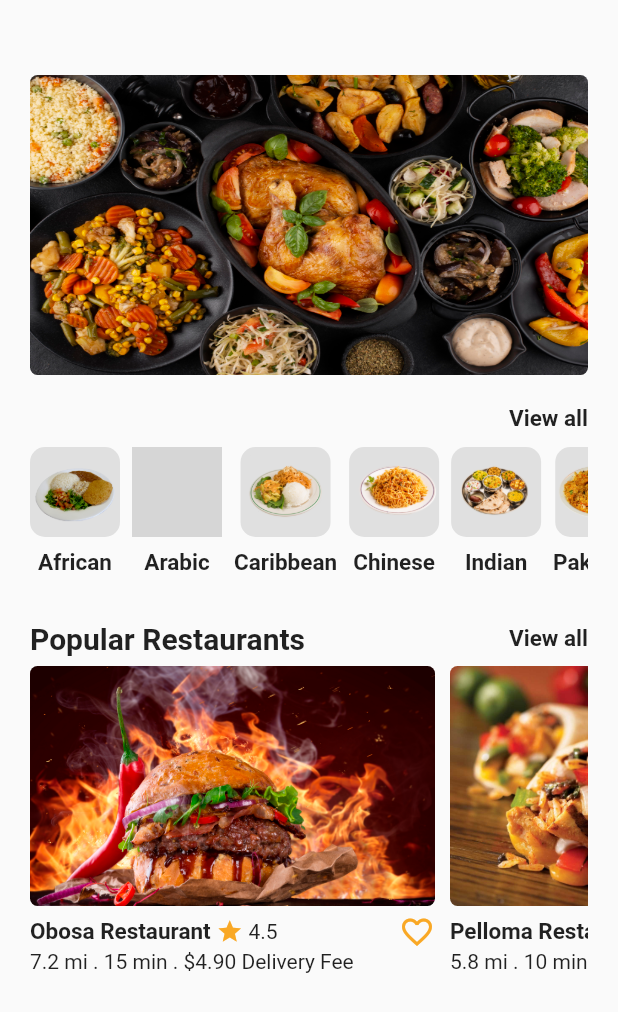
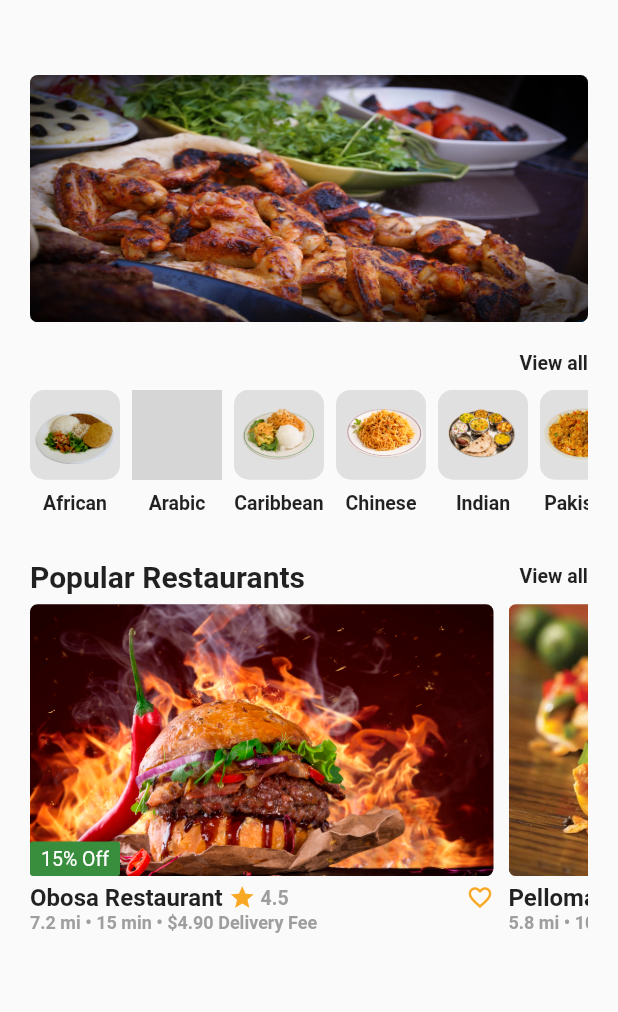
Before and after one commit to Hassanulhaq52/Food-App, a Flutter app: the screen it shows after launch, on a phone screen of 412 x 824 dp. Shown: the top 1012 px of the screen. Run offline on Flutter 3.47's test engine with Material 2 defaults, Android fonts, the light colour scheme and no system bars; grey boxes are pictures that could not be loaded.

Commit message:
Restaurant screen formatting completed.

```diff
--- a/lib/constants/constants.dart
+++ b/lib/constants/constants.dart
@@ -1,12 +1,44 @@
 import 'package:flutter/material.dart';
 
 class Constant {
-  static const TextStyle textStyle = TextStyle(
+  static const TextStyle categoryStyle = TextStyle(
     fontWeight: FontWeight.bold,
-    fontSize: 15.0,
+    fontSize: 13.0,
   );
 
-  static BoxDecoration boxDecoration = BoxDecoration(
+  static const TextStyle titleStyle = TextStyle(
+    fontSize: 16,
+    fontWeight: FontWeight.bold,
+  );
+
+  static const TextStyle discountStyle = TextStyle(
+    color: Colors.white,
+    fontSize: 13,
+  );
+
+  static const TextStyle subtitleStyle = TextStyle(
+    fontSize: 12,
+    fontWeight: FontWeight.bold,
+    color: Colors.grey,
+  );
+
+  static const TextStyle headingStyle = TextStyle(
+    fontWeight: FontWeight.bold,
+    fontSize: 20,
+  );
+
+  static const TextStyle ratingStyle = TextStyle(
+    color: Colors.grey,
+    fontSize: 13,
+    fontWeight: FontWeight.bold,
+  );
+
+  static BoxDecoration discountDecoration = BoxDecoration(
+    borderRadius: BorderRadius.circular(2.0),
+    color: Colors.green.shade700,
+  );
+
+  static BoxDecoration categoryDecoration = BoxDecoration(
     color: Colors.grey.shade300,
     borderRadius: BorderRadius.circular(10),
   );
--- a/lib/screens/category_screen.dart
+++ b/lib/screens/category_screen.dart
@@ -15,7 +15,7 @@ class CategoryScreen extends StatelessWidget {
               Container(
                 height: 60,
                 width: 60,
-                decoration: Constant.boxDecoration,
+                decoration: Constant.categoryDecoration,
                 child: Image.asset(
                   'assets/african.png',
                 ),
@@ -25,7 +25,7 @@ class CategoryScreen extends StatelessWidget {
               ),
               const Text(
                 'African',
-                style: Constant.textStyle,
+                style: Constant.categoryStyle,
               ),
             ],
           ),
@@ -37,7 +37,7 @@ class CategoryScreen extends StatelessWidget {
               Container(
                 height: 60,
                 width: 60,
-                decoration: Constant.boxDecoration,
+                decoration: Constant.categoryDecoration,
                 child: Image.asset(
                   'assets/arabic.png',
                 ),
@@ -47,7 +47,7 @@ class CategoryScreen extends StatelessWidget {
               ),
               const Text(
                 'Arabic',
-                style: Constant.textStyle,
+                style: Constant.categoryStyle,
               ),
             ],
           ),
@@ -60,7 +60,7 @@ class CategoryScreen extends StatelessWidget {
                 padding: const EdgeInsets.only(bottom: 10),
                 height: 60,
                 width: 60,
-                decoration: Constant.boxDecoration,
+                decoration: Constant.categoryDecoration,
                 child: Image.asset(
                   'assets/caribbean.png',
                 ),
@@ -70,7 +70,7 @@ class CategoryScreen extends StatelessWidget {
               ),
               const Text(
                 'Caribbean',
-                style: Constant.textStyle,
+                style: Constant.categoryStyle,
               ),
             ],
           ),
@@ -82,7 +82,7 @@ class CategoryScreen extends StatelessWidget {
               Container(
                 height: 60,
                 width: 60,
-                decoration: Constant.boxDecoration,
+                decoration: Constant.categoryDecoration,
                 child: Image.asset(
                   'assets/chinese.png',
                 ),
@@ -92,7 +92,7 @@ class CategoryScreen extends StatelessWidget {
               ),
               const Text(
                 'Chinese',
-                style: Constant.textStyle,
+                style: Constant.categoryStyle,
               ),
             ],
           ),
@@ -104,7 +104,7 @@ class CategoryScreen extends StatelessWidget {
               Container(
                 height: 60,
                 width: 60,
-                decoration: Constant.boxDecoration,
+                decoration: Constant.categoryDecoration,
                 child: Image.asset(
                   'assets/indian.png',
                 ),
@@ -114,7 +114,7 @@ class CategoryScreen extends StatelessWidget {
               ),
               const Text(
                 'Indian',
-                style: Constant.textStyle,
+                style: Constant.categoryStyle,
               ),
             ],
           ),
@@ -126,7 +126,7 @@ class CategoryScreen extends StatelessWidget {
               Container(
                 height: 60,
                 width: 60,
-                decoration: Constant.boxDecoration,
+                decoration: Constant.categoryDecoration,
                 child: Image.asset(
                   'assets/pakistani.png',
                 ),
@@ -136,7 +136,7 @@ class CategoryScreen extends StatelessWidget {
               ),
               const Text(
                 'Pakistani',
-                style: Constant.textStyle,
+                style: Constant.categoryStyle,
               ),
             ],
           ),
--- a/lib/screens/home_screen.dart
+++ b/lib/screens/home_screen.dart
@@ -17,14 +17,14 @@ class HomeScreen extends StatelessWidget {
             child: Column(
               children: [
                 Container(
-                  height: 200,
+                  height: MediaQuery.of(context).size.height * 0.2,
                   width: MediaQuery.of(context).size.width,
                   decoration: BoxDecoration(
                     borderRadius: BorderRadius.circular(5.0),
                     image: const DecorationImage(
                       fit: BoxFit.fill,
                       image: AssetImage(
-                        'assets/food_image_home.jpg',
+                        'assets/home2.jpg',
                       ),
                     ),
                   ),
@@ -36,7 +36,7 @@ class HomeScreen extends StatelessWidget {
                   alignment: Alignment.centerRight,
                   child: Text(
                     'View all',
-                    style: Constant.textStyle,
+                    style: Constant.categoryStyle,
                   ),
                 ),
                 const SizedBox(
--- a/lib/screens/restaurant_screen.dart
+++ b/lib/screens/restaurant_screen.dart
@@ -13,11 +13,11 @@ class RestaurantScreen extends StatelessWidget {
           children: const [
             Text(
               'Popular Restaurants',
-              style: TextStyle(fontWeight: FontWeight.bold, fontSize: 20),
+              style: Constant.headingStyle,
             ),
             Text(
               'View all',
-              style: Constant.textStyle,
+              style: Constant.categoryStyle,
             ),
           ],
         ),
@@ -32,42 +32,66 @@ class RestaurantScreen extends StatelessWidget {
                 crossAxisAlignment: CrossAxisAlignment.start,
                 children: [
                   Container(
-                    height: 160,
-                    width: 270,
+                    height: MediaQuery.of(context).size.height * 0.22,
+                    width: MediaQuery.of(context).size.width * 0.75,
                     decoration: Constant.restaurantDecoration.copyWith(
                       image: const DecorationImage(
                         fit: BoxFit.fill,
                         image: AssetImage('assets/burger.jpg'),
                       ),
                     ),
+                    child: Stack(
+                      children: [
+                        Positioned(
+                          bottom: 0.0,
+                          left: 0.0,
+                          child: Container(
+                            height: 23,
+                            width: 60,
+                            padding: const EdgeInsets.symmetric(vertical: 4.0),
+                            decoration: Constant.discountDecoration,
+                            child: const Text(
+                              '15% Off',
+                              textAlign: TextAlign.center,
+                              style: Constant.discountStyle,
+                            ),
+                          ),
+                        ),
+                      ],
+                    ),
                   ),
                   const SizedBox(
                     height: 5.0,
                   ),
                   SizedBox(
-                    width: 270,
+                    width: MediaQuery.of(context).size.width * 0.75,
                     child: Row(
                       children: [
                         const Text(
                           'Obosa Restaurant ',
-                          style: Constant.textStyle,
+                          style: Constant.titleStyle,
                         ),
                         Icon(
                           Icons.star,
                           color: Colors.yellow.shade800,
                           size: 18,
                         ),
-                        const Text(' 4.5'),
+                        const Text(
+                          ' 4.5',
+                          style: Constant.ratingStyle,
+                        ),
                         const Spacer(),
                         Icon(
-                          Icons.favorite_outline_sharp,
+                          Icons.favorite_border_outlined,
                           color: Colors.yellow.shade800,
+                          size: 18,
                         ),
                       ],
                     ),
                   ),
                   const Text(
-                    '7.2 mi . 15 min . \$4.90 Delivery Fee',
+                    '7.2 mi • 15 min • \$4.90 Delivery Fee',
+                    style: Constant.subtitleStyle,
                   ),
                 ],
               ),
@@ -78,8 +102,8 @@ class RestaurantScreen extends StatelessWidget {
                 crossAxisAlignment: CrossAxisAlignment.start,
                 children: [
                   Container(
-                    height: 160,
-                    width: 270,
+                    height: MediaQuery.of(context).size.height * 0.22,
+                    width: MediaQuery.of(context).size.width * 0.75,
                     decoration: Constant.restaurantDecoration.copyWith(
                       image: const DecorationImage(
                         fit: BoxFit.fill,
@@ -91,29 +115,34 @@ class RestaurantScreen extends StatelessWidget {
                     height: 5.0,
                   ),
                   SizedBox(
-                    width: 270,
+                    width: MediaQuery.of(context).size.width * 0.75,
                     child: Row(
                       children: [
                         const Text(
                           'Pelloma Restaurant ',
-                          style: Constant.textStyle,
+                          style: Constant.titleStyle,
                         ),
                         Icon(
                           Icons.star,
                           color: Colors.yellow.shade800,
                           size: 18,
                         ),
-                        const Text(' 4.9'),
+                        const Text(
+                          ' 4.9',
+                          style: Constant.ratingStyle,
+                        ),
                         const Spacer(),
                         Icon(
                           Icons.favorite_outline_sharp,
                           color: Colors.yellow.shade800,
+                          size: 18,
                         ),
                       ],
                     ),
                   ),
                   const Text(
-                    '5.8 mi . 10 min . \$3.60 Delivery Fee',
+                    '5.8 mi • 10 min • \$3.60 Delivery Fee',
+                    style: Constant.subtitleStyle,
                   ),
                 ],
               ),
@@ -124,42 +153,66 @@ class RestaurantScreen extends StatelessWidget {
                 crossAxisAlignment: CrossAxisAlignment.start,
                 children: [
                   Container(
-                    height: 160,
-                    width: 270,
+                    height: MediaQuery.of(context).size.height * 0.22,
+                    width: MediaQuery.of(context).size.width * 0.75,
                     decoration: Constant.restaurantDecoration.copyWith(
                       image: const DecorationImage(
                         fit: BoxFit.fill,
                         image: AssetImage('assets/pizza.jpg'),
                       ),
                     ),
+                    child: Stack(
+                      children: [
+                        Positioned(
+                          bottom: 0.0,
+                          left: 0.0,
+                          child: Container(
+                            height: 23,
+                            width: 90,
+                            padding: const EdgeInsets.symmetric(vertical: 4.0),
+                            decoration: Constant.discountDecoration,
+                            child: const Text(
+                              'Upto 70% Off',
+                              textAlign: TextAlign.center,
+                              style: Constant.discountStyle,
+                            ),
+                          ),
+                        ),
+                      ],
+                    ),
                   ),
                   const SizedBox(
                     height: 5.0,
                   ),
                   SizedBox(
-                    width: 270,
+                    width: MediaQuery.of(context).size.width * 0.75,
                     child: Row(
                       children: [
                         const Text(
                           'California Restaurant ',
-                          style: Constant.textStyle,
+                          style: Constant.titleStyle,
                         ),
                         Icon(
                           Icons.star,
                           color: Colors.yellow.shade800,
                           size: 18,
                         ),
-                        const Text(' 3.2'),
+                        const Text(
+                          ' 3.2',
+                          style: Constant.ratingStyle,
+                        ),
                         const Spacer(),
                         Icon(
                           Icons.favorite_outline_sharp,
                           color: Colors.yellow.shade800,
+                          size: 18,
                         ),
                       ],
                     ),
                   ),
                   const Text(
-                    '3.4 mi . 7 min . \$2.40 Delivery Fee',
+                    '3.4 mi • 7 min • \$2.40 Delivery Fee',
+                    style: Constant.subtitleStyle,
                   ),
                 ],
               ),
@@ -173,51 +226,3 @@ class RestaurantScreen extends StatelessWidget {
     );
   }
 }
-
-//
-// Column(
-// crossAxisAlignment: CrossAxisAlignment.start,
-// children: [
-// Container(
-// height: 160,
-// width: 270,
-// decoration: Constant.restaurantDecoration.copyWith(
-// image: const DecorationImage(
-// fit: BoxFit.fill,
-// image: AssetImage('assets/burger.jpg'),
-// ),
-// ),
-// ),
-// const SizedBox(
-// height: 5.0,
-// ),
-// SizedBox(
-// width: 270,
-// child: Row(
-// children: [
-// const Text(
-// 'Obosa Restaurant ',
-// style: Constant.textStyle,
-// ),
-// Icon(
-// Icons.star,
-// color: Colors.yellow.shade800,
-// size: 18,
-// ),
-// const Text(' 4.5'),
-// const Spacer(),
-// Icon(
-// Icons.favorite_outline_sharp,
-// color: Colors.yellow.shade800,
-// ),
-// ],
-// ),
-// ),
-// const Text(
-// '7.2 mi . 15 min . \$4.90 Delivery Fee',
-// ),
-// ],
-// ),
-// const SizedBox(
-// width: 10,
-// ),
```
Also changed, not shown: assets/home.jpg (added), assets/home1.jpg (added), assets/home2.jpg (added).
